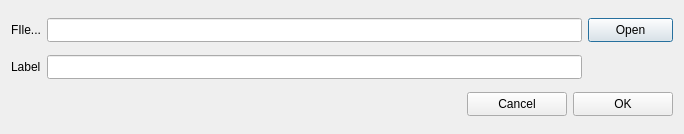
Qt form src/Dialogs/ImportLabelListDialog.ui (gmrandazzo/QStudioMetrics) before a commit.
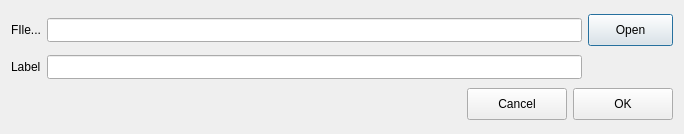
The same form after that commit.

```diff
--- a/src/Dialogs/ImportLabelListDialog.ui
+++ b/src/Dialogs/ImportLabelListDialog.ui
@@ -66,13 +66,13 @@
      <property name="minimumSize">
       <size>
        <width>85</width>
-       <height>24</height>
+       <height>32</height>
       </size>
      </property>
      <property name="maximumSize">
       <size>
        <width>85</width>
-       <height>24</height>
+       <height>32</height>
       </size>
      </property>
      <property name="text">
@@ -133,13 +133,13 @@
        <property name="minimumSize">
         <size>
          <width>100</width>
-         <height>24</height>
+         <height>32</height>
         </size>
        </property>
        <property name="maximumSize">
         <size>
          <width>100</width>
-         <height>24</height>
+         <height>32</height>
         </size>
        </property>
        <property name="text">
@@ -152,13 +152,13 @@
        <property name="minimumSize">
         <size>
          <width>100</width>
-         <height>24</height>
+         <height>32</height>
         </size>
        </property>
        <property name="maximumSize">
         <size>
          <width>100</width>
-         <height>24</height>
+         <height>32</height>
         </size>
        </property>
        <property name="text">
```
